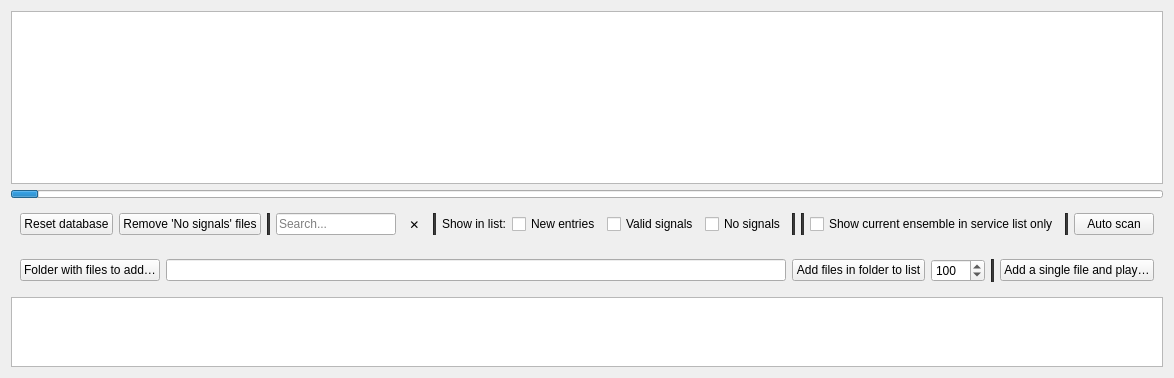
Qt form src/base/forms/ensemble_list.ui (tomneda/DABstar) before a commit.
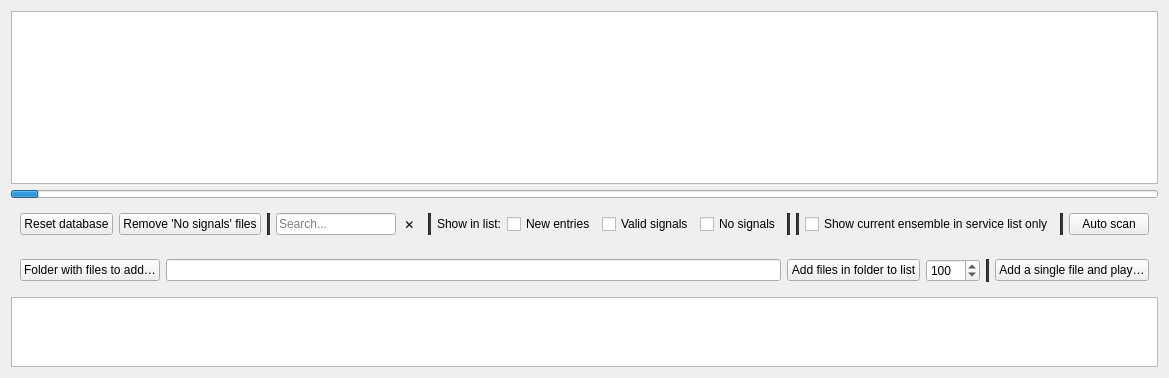
The same form after that commit.

Commit message: Group ensemble search controls

What changed in the file:
```diff
--- a/src/base/forms/ensemble_list.ui
+++ b/src/base/forms/ensemble_list.ui
@@ -89,6 +89,23 @@
        </spacer>
       </item>
       <item>
+       <layout class="QHBoxLayout" name="layoutSearchInList">
+        <property name="spacing">
+         <number>1</number>
+        </property>
+        <property name="leftMargin">
+         <number>0</number>
+        </property>
+        <property name="topMargin">
+         <number>0</number>
+        </property>
+        <property name="rightMargin">
+         <number>0</number>
+        </property>
+        <property name="bottomMargin">
+         <number>0</number>
+        </property>
+        <item>
        <widget class="QLineEdit" name="ledSearchInList">
         <property name="minimumSize">
          <size>
@@ -122,6 +139,8 @@
          <bool>true</bool>
         </property>
        </widget>
+        </item>
+       </layout>
       </item>
       <item>
        <widget class="Line" name="line_5">
```
Lines whose indentation alone changed are shown as unchanged.
